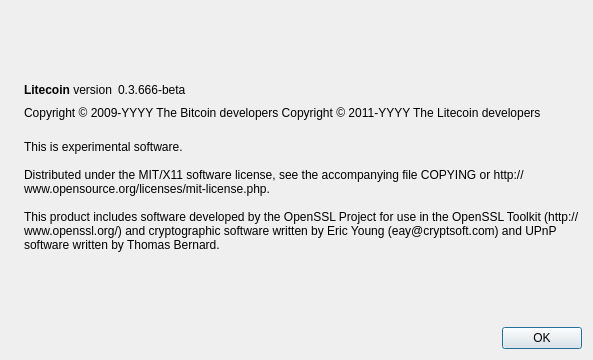
First picture: the form in src/qt/forms/aboutdialog.ui, repository LGBTQoin/LGBTQoin, before the edit.
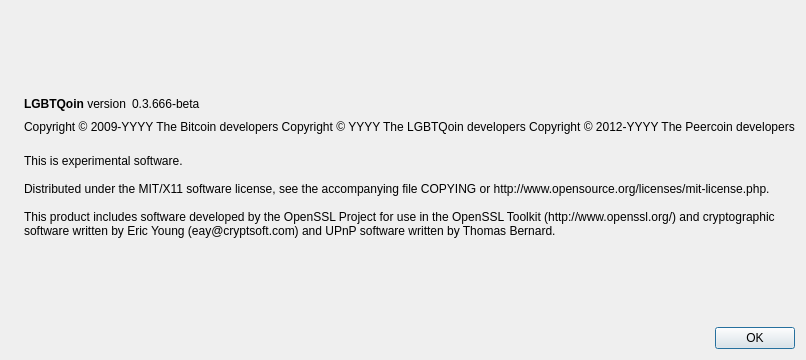
Second picture: the form after the edit. Icons and pictures are not drawn.

Patch:
```diff
--- a/src/qt/forms/aboutdialog.ui
+++ b/src/qt/forms/aboutdialog.ui
@@ -6,7 +6,7 @@
    <rect>
     <x>0</x>
     <y>0</y>
-    <width>593</width>
+    <width>697</width>
     <height>360</height>
    </rect>
   </property>
@@ -50,7 +50,7 @@
           <cursorShape>IBeamCursor</cursorShape>
          </property>
          <property name="text">
-          <string>&lt;b&gt;Litecoin&lt;/b&gt; version</string>
+          <string>&lt;b&gt;LGBTQoin&lt;/b&gt; version</string>
          </property>
          <property name="textInteractionFlags">
           <set>Qt::LinksAccessibleByMouse|Qt::TextSelectableByKeyboard|Qt::TextSelectableByMouse</set>
@@ -92,7 +92,8 @@
        </property>
        <property name="text">
         <string notr="true">Copyright &amp;copy; 2009-YYYY The Bitcoin developers
-Copyright &amp;copy; 2011-YYYY The Litecoin developers</string>
+Copyright &amp;copy; YYYY The LGBTQoin developers
+Copyright &amp;copy; 2012-YYYY The Peercoin developers</string>
        </property>
        <property name="textFormat">
         <enum>Qt::RichText</enum>
```
Left out of the diff: 2 changed lines with no effect on the pictures.
